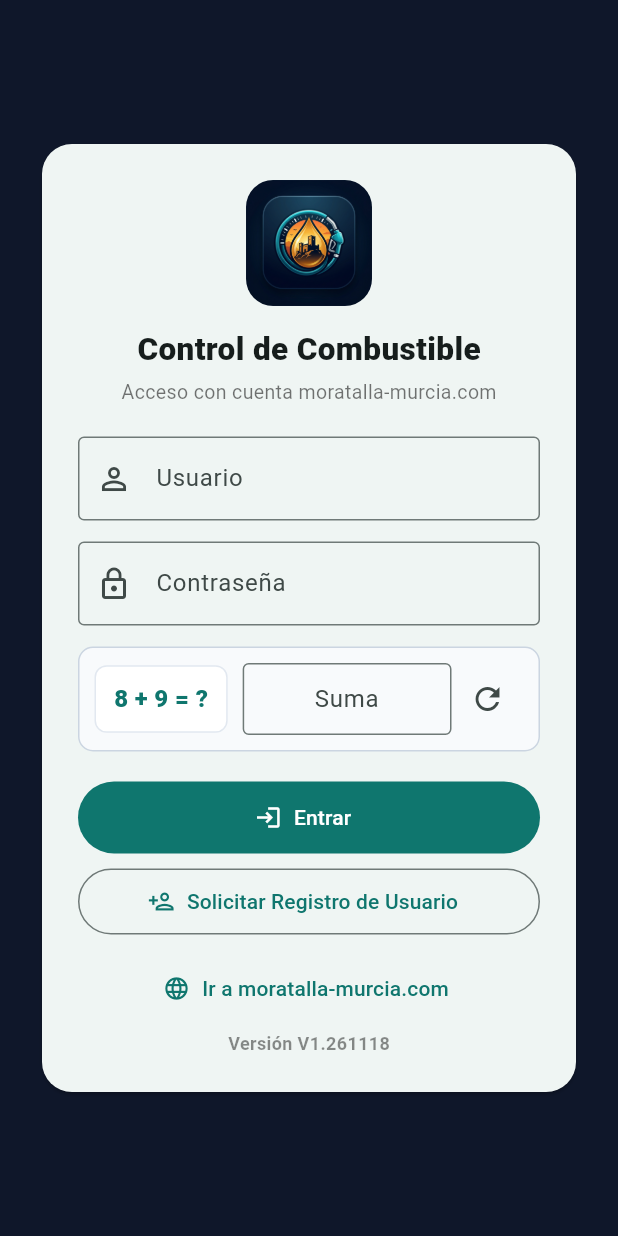
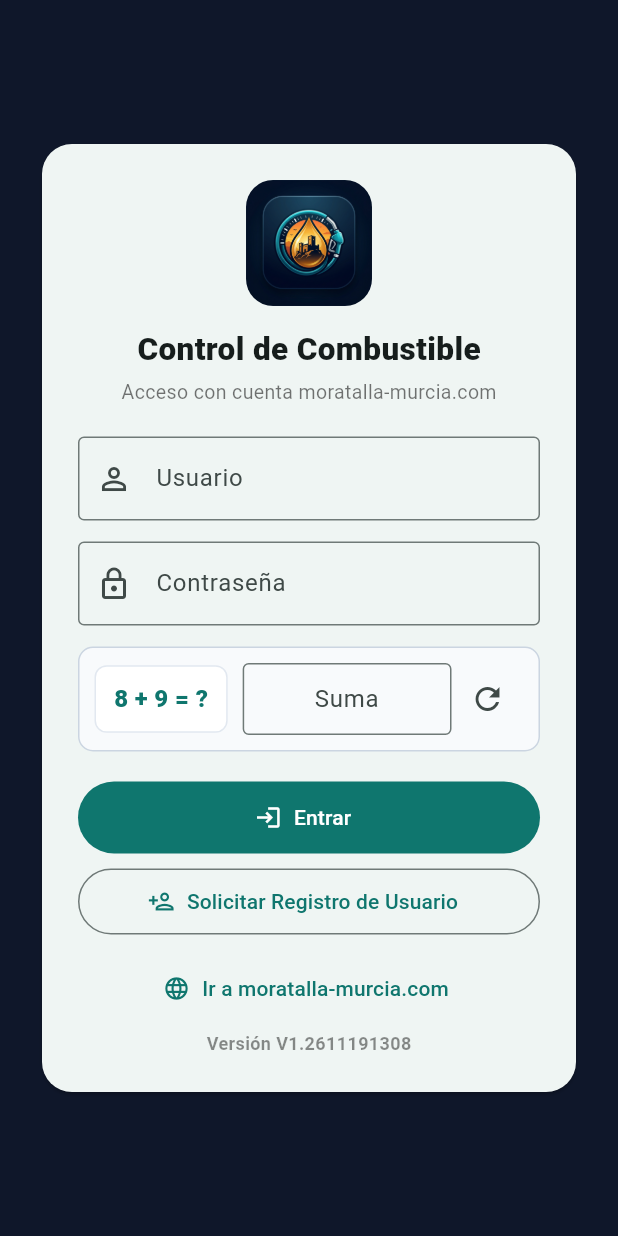
Before and after one commit to pablosalinas/ControlCombustible, a Flutter app: the screen it shows after launch, on a phone screen of 412 x 824 dp. Run offline on Flutter 3.47's test engine with Material 3 defaults, Android fonts, the phone set to English and light mode, and no system bars; our stand-ins replace fl_chart, flutter_secure_storage, image_picker, pdf, printing; missing offline and left inert: google_mlkit_text_recognition; network calls fail.

Commit message:
Versionado app V1.aammddhhmm (con hora y minutos) para detectar multiples compilaciones diarias

```diff
--- a/flutter_app/lib/main.dart
+++ b/flutter_app/lib/main.dart
@@ -11,7 +11,7 @@ import 'services/api_service.dart';
 import 'services/ocr_service.dart';
 import 'services/pdf_service.dart';
 
-const String kAppVersion = String.fromEnvironment('APP_VERSION', defaultValue: 'V1.261118');
+const String kAppVersion = String.fromEnvironment('APP_VERSION', defaultValue: 'V1.2611191308');
 const String kApkDownloadUrl = 'https://github.com/pablosalinas/ControlCombustible/releases/latest/download/ControlCombustible.apk';
 
 void main() {
```
Also changed, not shown: 1 other file.
